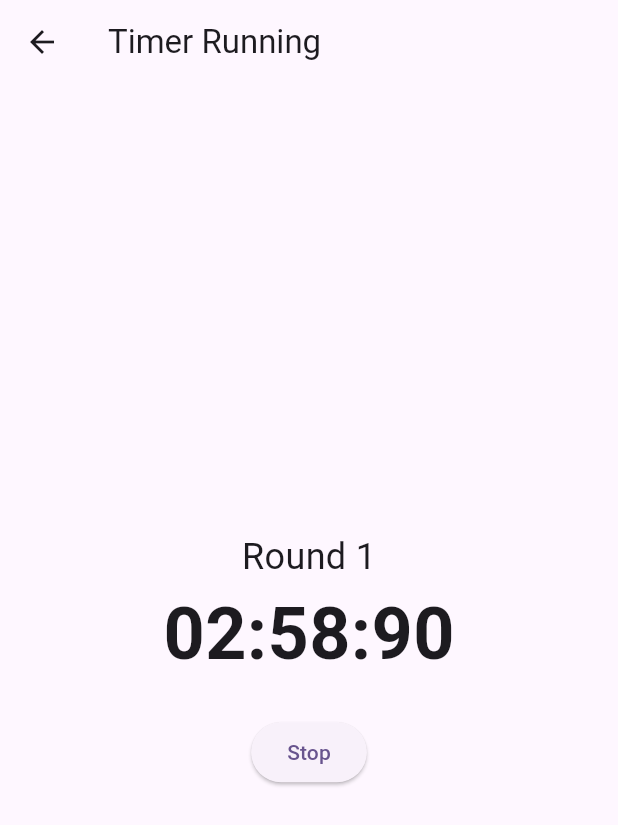
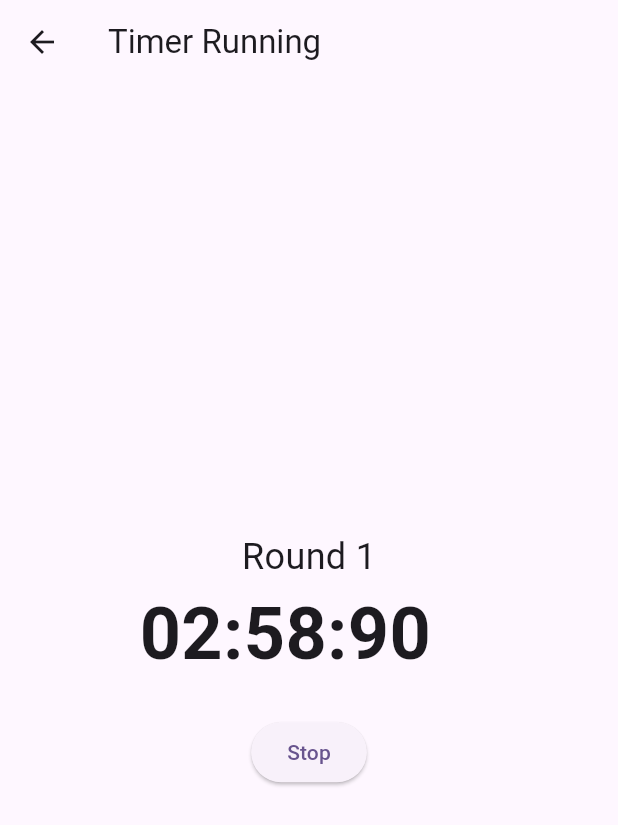
Before and after one commit to MaeF41/MuayTime, a Flutter app: the screen it shows after launch, after a tap on "Start Timer", on a phone screen of 412 x 824 dp. Shown: the top 825 px of the screen. Run offline on Flutter 3.47's test engine with Material 3 defaults, Android fonts, the phone set to English and light mode, and no system bars; our stand-ins replace flutter_riverpod; Roboto replaces fonts that are missing (SF Pro).

Commit message:
fixed padding

```diff
--- a/lib/view/timer_running_screen.dart
+++ b/lib/view/timer_running_screen.dart
@@ -17,7 +17,6 @@ class TimerRunningScreenState extends ConsumerState<TimerRunningScreen> {
   void initState() {
     super.initState();
 
-    // Start the timer when the screen is initialized
     final timerViewModel =
     ref.read(timerRunningViewModelProvider(widget.settings).notifier);
     timerViewModel.start();
@@ -58,11 +57,18 @@ class TimerRunningScreenState extends ConsumerState<TimerRunningScreen> {
                   : 'Round ${timerState.currentRound}',
               style: const TextStyle(fontSize: 24),
             ),
-            Text(
-              timerState.formattedTime,
-              style: const TextStyle(
-                fontSize: 48,
-                fontWeight: FontWeight.bold,
+            Padding(
+              padding: const EdgeInsets.only(left: 8.0),
+              child: SizedBox(
+                width: 234,
+                child: Text(
+                  textAlign: TextAlign.start,
+                  timerState.formattedTime,
+                  style: const TextStyle(
+                    fontSize: 48,
+                    fontWeight: FontWeight.bold,
+                  ),
+                ),
               ),
             ),
             const SizedBox(height: 20),
```
Also changed, not shown: 1 other file.
